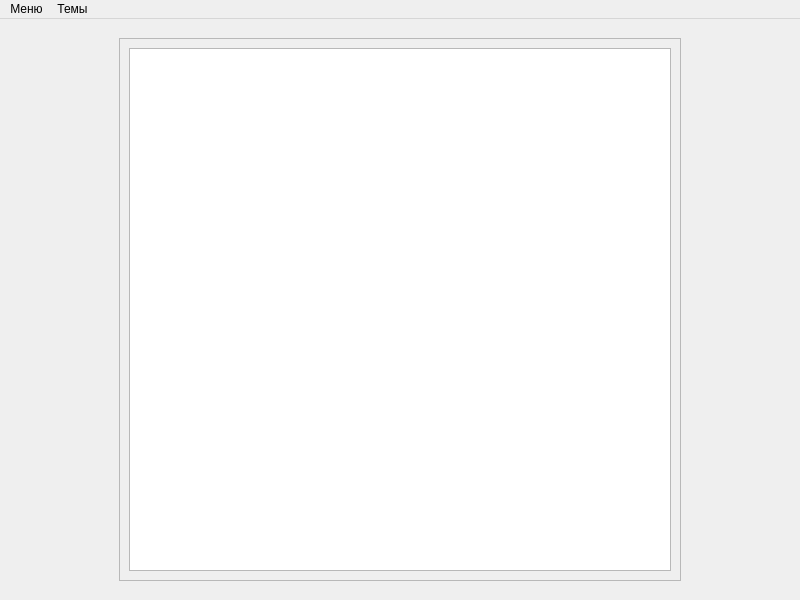
First picture: the form in Data/Ui_files/Theory.ui, repository Dianats34559/Double-E, before the edit.
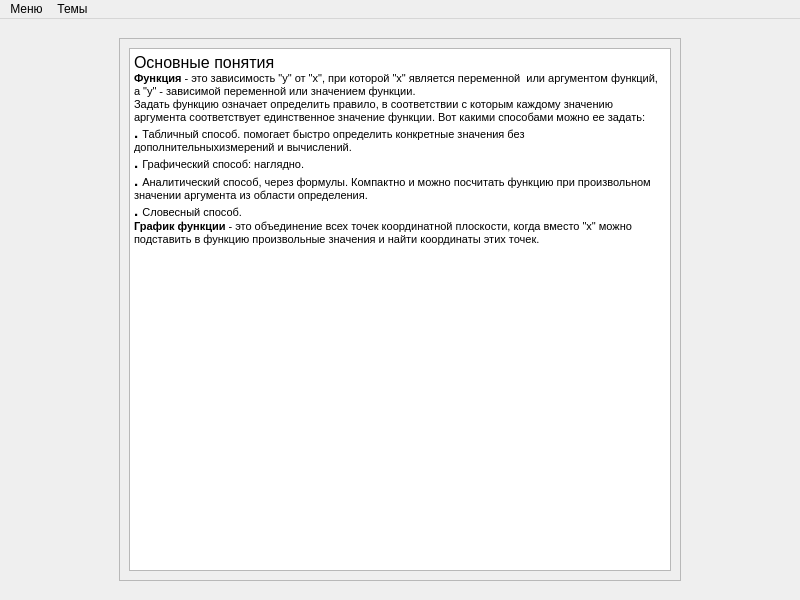
Second picture: the form after the edit.

Diff of the .ui file:
```diff
--- a/Data/Ui_files/Theory.ui
+++ b/Data/Ui_files/Theory.ui
@@ -66,6 +66,19 @@
           <item>
            <widget class="QTextBrowser" name="textBrowser">
             <property name="html">
+             <string>&lt;!DOCTYPE HTML PUBLIC &quot;-//W3C//DTD HTML 4.0//EN&quot; &quot;http://www.w3.org/TR/REC-html40/strict.dtd&quot;&gt;
+&lt;html&gt;&lt;head&gt;&lt;meta name=&quot;qrichtext&quot; content=&quot;1&quot; /&gt;&lt;style type=&quot;text/css&quot;&gt;
+p, li { white-space: pre-wrap; }
+&lt;/style&gt;&lt;/head&gt;&lt;body style=&quot; font-family:'MS Shell Dlg 2'; font-size:7.8pt; font-weight:400; font-style:normal;&quot;&gt;
+&lt;p style=&quot; margin-top:0px; margin-bottom:0px; margin-left:0px; margin-right:0px; -qt-block-indent:0; text-indent:0px;&quot;&gt;&lt;span style=&quot; font-size:12pt;&quot;&gt;Основные понятия&lt;/span&gt;&lt;/p&gt;
+&lt;p style=&quot; margin-top:0px; margin-bottom:0px; margin-left:0px; margin-right:0px; -qt-block-indent:0; text-indent:0px;&quot;&gt;&lt;span style=&quot; font-size:8pt; font-weight:600;&quot;&gt;Функция&lt;/span&gt;&lt;span style=&quot; font-size:8pt;&quot;&gt; - это зависимость &amp;quot;у&amp;quot; от &amp;quot;х&amp;quot;, при которой &amp;quot;х&amp;quot; является переменной  или аргументом функций, а &amp;quot;у&amp;quot; - зависимой переменной или значением функции.&lt;/span&gt;&lt;/p&gt;
+&lt;p style=&quot; margin-top:0px; margin-bottom:0px; margin-left:0px; margin-right:0px; -qt-block-indent:0; text-indent:0px;&quot;&gt;&lt;span style=&quot; font-size:8pt;&quot;&gt;Задать функцию означает определить правило, в соответствии с которым каждому значению аргумента соответствует единственное значение функции. Вот какими способами можно ее задать:&lt;/span&gt;&lt;/p&gt;
+&lt;p style=&quot; margin-top:0px; margin-bottom:0px; margin-left:0px; margin-right:0px; -qt-block-indent:0; text-indent:0px;&quot;&gt;&lt;span style=&quot; font-size:11pt; font-weight:600;&quot;&gt;. &lt;/span&gt;&lt;span style=&quot; font-size:8pt;&quot;&gt;Табличный способ. помогает быстро определить конкретные значения без дополнительныхизмерений и вычислений.&lt;/span&gt;&lt;/p&gt;
+&lt;p style=&quot; margin-top:0px; margin-bottom:0px; margin-left:0px; margin-right:0px; -qt-block-indent:0; text-indent:0px;&quot;&gt;&lt;span style=&quot; font-size:11pt; font-weight:600;&quot;&gt;. &lt;/span&gt;&lt;span style=&quot; font-size:8pt;&quot;&gt;Графический способ: наглядно.&lt;/span&gt;&lt;/p&gt;
+&lt;p style=&quot; margin-top:0px; margin-bottom:0px; margin-left:0px; margin-right:0px; -qt-block-indent:0; text-indent:0px;&quot;&gt;&lt;span style=&quot; font-size:11pt; font-weight:600;&quot;&gt;. &lt;/span&gt;&lt;span style=&quot; font-size:8pt;&quot;&gt;Аналитический способ, через формулы. Компактно и можно посчитать функцию при произвольном значении аргумента из области определения. &lt;/span&gt;&lt;/p&gt;
+&lt;p style=&quot; margin-top:0px; margin-bottom:0px; margin-left:0px; margin-right:0px; -qt-block-indent:0; text-indent:0px;&quot;&gt;&lt;span style=&quot; font-size:11pt; font-weight:600;&quot;&gt;. &lt;/span&gt;&lt;span style=&quot; font-size:8pt;&quot;&gt;Словесный способ.&lt;/span&gt;&lt;/p&gt;
+&lt;p style=&quot; margin-top:0px; margin-bottom:0px; margin-left:0px; margin-right:0px; -qt-block-indent:0; text-indent:0px;&quot;&gt;&lt;span style=&quot; font-size:8pt; font-weight:600;&quot;&gt;График функции &lt;/span&gt;&lt;span style=&quot; font-size:8pt;&quot;&gt;- это объединение всех точек координатной плоскости, когда вместо &amp;quot;х&amp;quot; можно подставить в функцию произвольные значения и найти координаты этих точек.&lt;/span&gt;&lt;/p&gt;
+&lt;p style=&quot;-qt-paragraph-type:empty; margin-top:0px; margin-bottom:0px; margin-left:0px; margin-right:0px; -qt-block-indent:0; text-indent:0px; font-size:8pt;&quot;&gt;&lt;br /&gt;&lt;/p&gt;&lt;/body&gt;&lt;/html&gt;</string>
             </property>
            </widget>
           </item>
```
Left out of the diff: 22 changed lines with no effect on the pictures.
